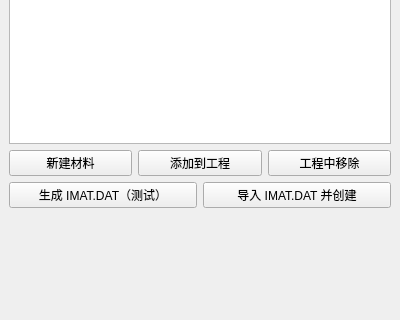
Old version of the form plugins/Base_MaterialManager/MaterialManagerWidget.ui in the repository asd977/base_cae; both pictures show x 0 to 400 and y 138 to 458 of the 400 by 458 pixel window.
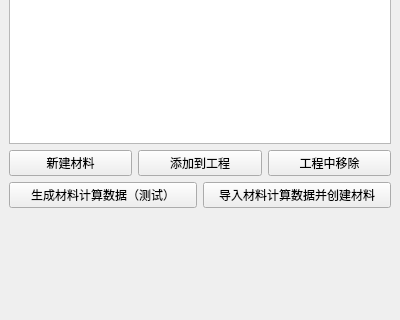
New version of the form.

Patch:
```diff
--- a/plugins/Base_MaterialManager/MaterialManagerWidget.ui
+++ b/plugins/Base_MaterialManager/MaterialManagerWidget.ui
@@ -133,14 +133,14 @@
        <item>
         <widget class="QPushButton" name="generateImatButton">
          <property name="text">
-          <string>生成 IMAT.DAT（测试）</string>
+          <string>生成材料计算数据（测试）</string>
          </property>
         </widget>
        </item>
        <item>
         <widget class="QPushButton" name="importImatButton">
          <property name="text">
-          <string>导入 IMAT.DAT 并创建</string>
+          <string>导入材料计算数据并创建材料</string>
          </property>
         </widget>
        </item>
```
Left out of the diff: 2 changed lines with no effect on the pictures.
